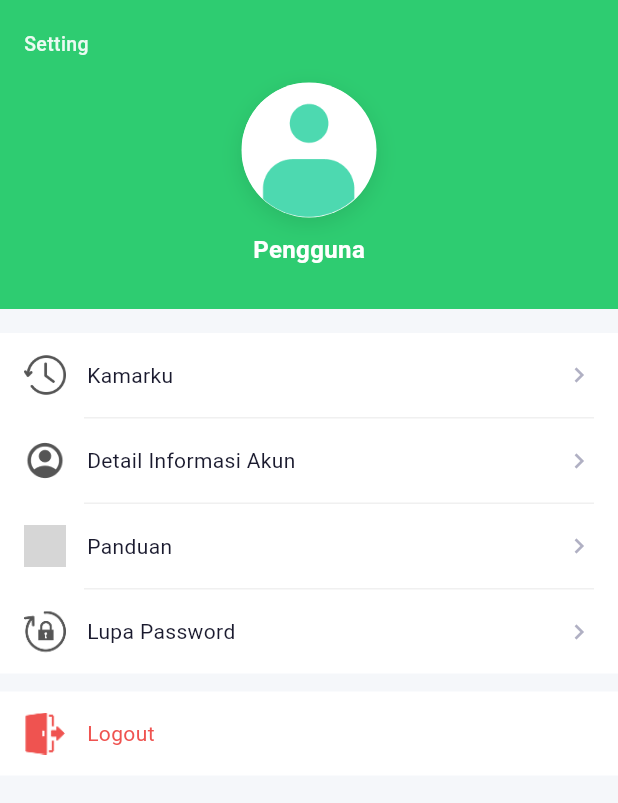
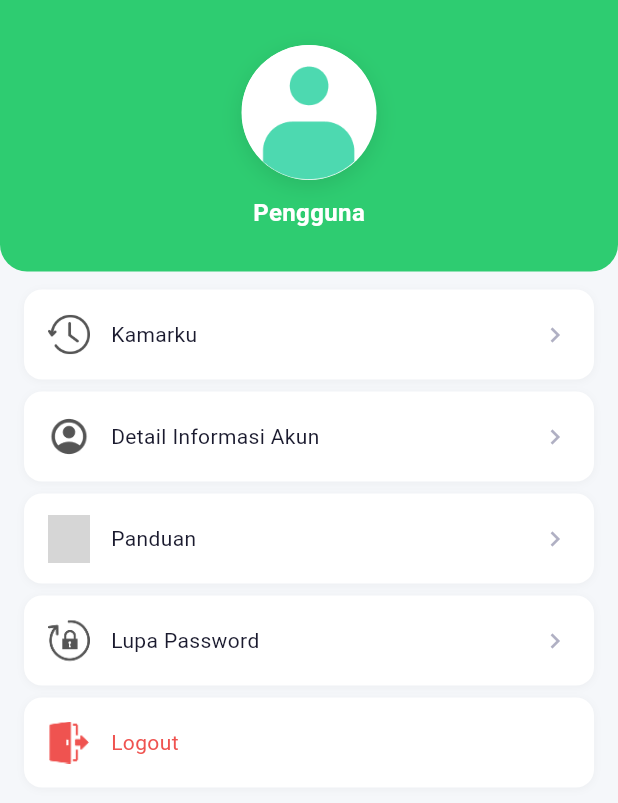
Before and after one commit to ArdiannXyz/Mobile-D-Kost, a Flutter app: the SettingPage screen opened by its route, on a phone screen of 412 x 824 dp. Shown: the top 803 px of the screen. Run offline on Flutter 3.47's test engine with Material 3 defaults, Android fonts, the phone set to English and light mode, and no system bars; our stand-ins replace flutter_native_splash, image_picker, shared_preferences; accounts and stored records are empty; network calls fail; grey boxes are pictures that could not be loaded.

Commit message:
perbaiki FE
fix FE fitur setting, detail akun, home, keluhan, detail kamar

```diff
--- a/lib/presentation/pages/profil_setting/setting_page.dart
+++ b/lib/presentation/pages/profil_setting/setting_page.dart
@@ -47,7 +47,7 @@ class _SettingPageState extends State<SettingPage> {
             child: SingleChildScrollView(
               child: Column(
                 children: [
-                  const SizedBox(height: 16),
+                  const SizedBox(height: 8),
                   _buildMenuGroup([
                     _MenuItem(
                       assetIcon: 'assets/images/kamarku_green.png',
@@ -72,7 +72,7 @@ class _SettingPageState extends State<SettingPage> {
                           _controller.goToLupaPassword(context),
                     ),
                   ]),
-                  const SizedBox(height: 12),
+
                   _buildMenuGroup([
                     _MenuItem(
                       assetIcon: 'assets/images/logout.png',
@@ -94,30 +94,21 @@ class _SettingPageState extends State<SettingPage> {
   // ── Header ────────────────────────────────────────────────
   Widget _buildHeader() {
     return Container(
-      color: const Color(0xFF2ECC71),
       width: double.infinity,
+      decoration: const BoxDecoration(
+        color: Color(0xFF2ECC71),
+        borderRadius: BorderRadius.only(
+          bottomLeft: Radius.circular(18),  // ← sesuaikan angkanya
+          bottomRight: Radius.circular(18),
+        ),
+      ),
       padding: EdgeInsets.only(
         top: MediaQuery.of(context).padding.top + 20,
         bottom: 28,
       ),
       child: Column(
         children: [
-          // Label "Setting" di kiri atas
-          Align(
-            alignment: Alignment.topLeft,
-            child: Padding(
-              padding: const EdgeInsets.only(left: 16, bottom: 16),
-              child: Text(
-                'Setting',
-                style: TextStyle(
-                  color: Colors.white.withOpacity(0.9),
-                  fontSize: 13,
-                  fontWeight: FontWeight.w500,
-                ),
-              ),
-            ),
-          ),
-
+         SizedBox(height: 10,),
           // Avatar
           Container(
             width: 90,
@@ -180,26 +171,24 @@ class _SettingPageState extends State<SettingPage> {
 
   // ── Menu Group ────────────────────────────────────────────
 Widget _buildMenuGroup(List<_MenuItem> items) {
-    return Container(
+  return Column(
+    children: items.map((item) => Padding(
+      padding: const EdgeInsets.symmetric(horizontal: 16, vertical: 4), // ← gap antar card
+      child: Container(
+        decoration: BoxDecoration(
           color: Colors.white,
-      child: Column(
-        children: items.asMap().entries.map((entry) {
-          final index = entry.key;
-          final item = entry.value;
-          return Column(
-            children: [
-              _buildMenuTile(item),
-              if (index < items.length - 1)
-                const Divider(
-                  height: 1,
-                  indent: 56,
-                  endIndent: 16,
-                  color: Color(0xFFF0F0F0),
+          borderRadius: BorderRadius.circular(12), // ← rounded per item
+          boxShadow: const [
+            BoxShadow(
+              color: Color(0x0A000000),
+              blurRadius: 4,
+              offset: Offset(0, 1),
             ),
           ],
-          );
-        }).toList(),
         ),
+        child: _buildMenuTile(item),
+      ),
+    )).toList(),
   );
 }
 
@@ -213,7 +202,7 @@ class _SettingPageState extends State<SettingPage> {
             // Icon dari asset
             SizedBox(
               width: 28,
-              height: 28,
+              height: 32,
               child: Image.asset(
                 item.assetIcon,
                 width: 24,
--- a/lib/presentation/pages/review_keluhan/keluhan_page.dart
+++ b/lib/presentation/pages/review_keluhan/keluhan_page.dart
@@ -103,7 +103,7 @@ class _KeluhanListPageState extends State<KeluhanListPage> {
                       horizontal: 16, vertical: 8),
                   decoration: BoxDecoration(
                     color: const Color(0xFF2ECC71),
-                    borderRadius: BorderRadius.circular(20),
+                    borderRadius: BorderRadius.circular(11),
                   ),
                   child: const Text(
                     'Lapor keluhan',
```
Also changed, not shown: lib/presentation/pages/home/detail_kamar_page.dart (+5 -2 lines), lib/presentation/pages/home/home_page.dart (+16 -13 lines), lib/presentation/pages/profil_setting/detail_akun_page.dart (+42 -46 lines), flutter_01.png (added). Lines whose indentation alone changed are shown as unchanged.
